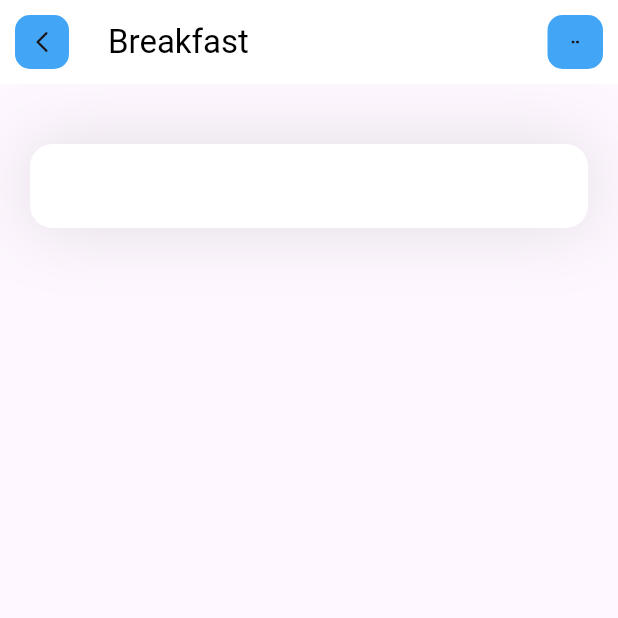
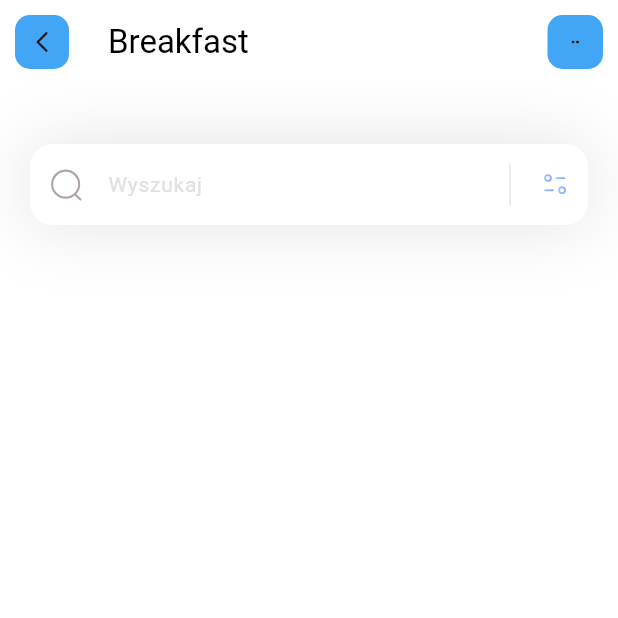
Before and after one commit to Xoviec/fitness-flutter, a Flutter app: the screen it shows after launch, on a phone screen of 412 x 824 dp, the top half of it. Run offline on Flutter 3.47's test engine with Material 3 defaults, Android fonts, the phone set to English and light mode, and no system bars; our stand-ins replace flutter_svg.

Commit message:
adjusted search bar

```diff
--- a/lib/pages/home.dart
+++ b/lib/pages/home.dart
@@ -57,10 +57,17 @@ class HomePage extends StatelessWidget {
 
 
 
-
+      backgroundColor: Colors.white,
       body: Column(
         children: [
-          Container(
+          _searchField()
+        ],
+      ),
+    );
+  }
+
+  Container _searchField() {
+    return Container(
           margin: EdgeInsets.only(top: 40, left: 20, right: 20),
           decoration: BoxDecoration(
             boxShadow: [
@@ -75,15 +82,42 @@ class HomePage extends StatelessWidget {
             decoration: InputDecoration(
               filled: true,
               fillColor: Colors.white,
+              contentPadding: EdgeInsets.all(15),
+              hintText: 'Wyszukaj',
+              hintStyle: TextStyle(
+                color: Colors.grey[300],
+                fontSize: 14
+              ),
+              prefixIcon: Padding(
+                padding: const EdgeInsets.all(12.0),
+                child: SvgPicture.asset('assets/icons/Search.svg'),
+              ),
+              suffixIcon: Container(
+                width: 100,
+                child: IntrinsicHeight(
+                  child: Row(
+                    mainAxisAlignment: MainAxisAlignment.end ,
+                    children: [
+                      VerticalDivider(
+                        color: Colors.black,
+                        indent: 10,
+                        endIndent: 10,
+                        thickness: 0.1,
+                      ),
+                      Padding(
+                        padding: const EdgeInsets.all(12.0),
+                        child: SvgPicture.asset('assets/icons/Filter.svg'),
+                      ),
+                    ],
+                  ),
+                ),
+              ),
               border: OutlineInputBorder(
                 borderRadius: BorderRadius.circular(15),
                 borderSide: BorderSide.none
                 )
             ),
           ),
-          )
-        ],
-      ),
         );
   }
 }
```
Also changed, not shown: assets/icons/Filter.svg (added), assets/icons/Search.svg (added). Lines whose indentation alone changed are shown as unchanged.
